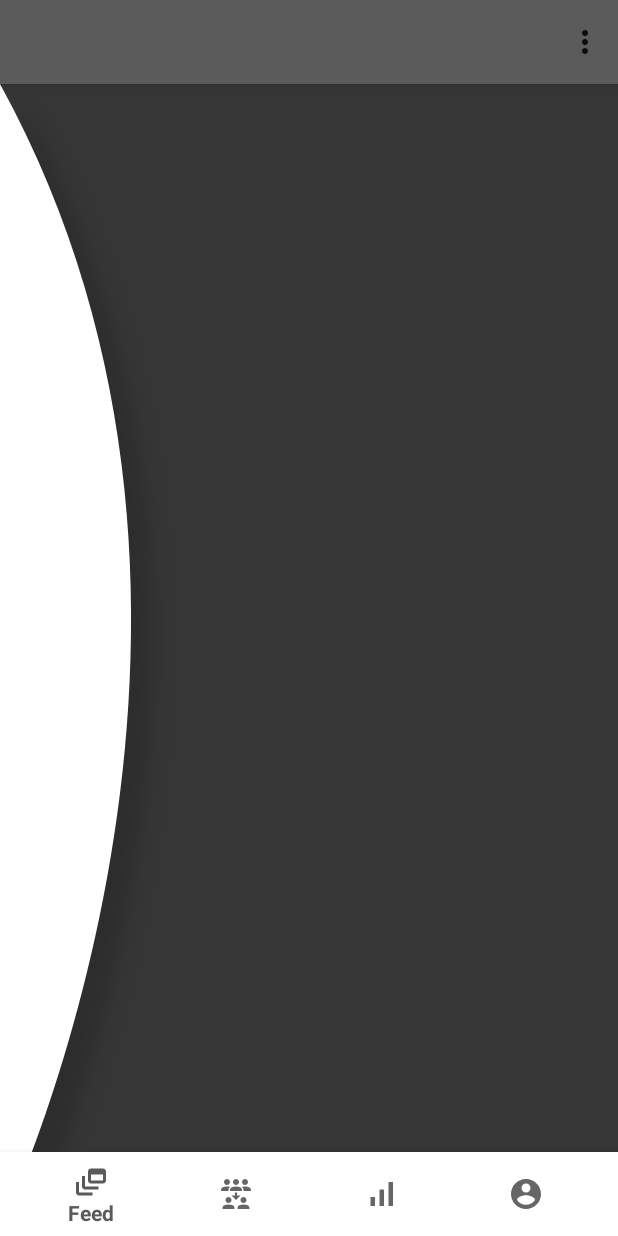
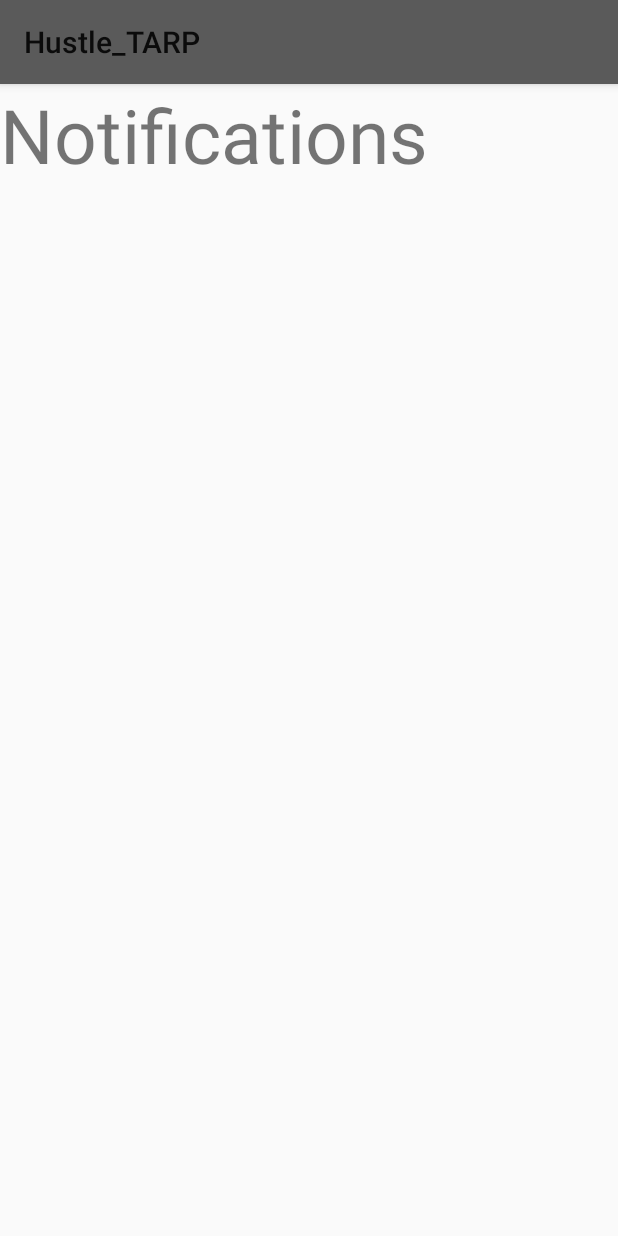
Before and after one commit to Tech-Elites/hustle_tarp, an Android app: the employeeLandingPage screen opened directly, with no data from a screen before it, in the options menu, after a tap on "Notifications", on a phone screen of 412 x 824 dp. Run offline under Robolectric (Android 15) with nearby library versions, the light colour scheme and no system bars; our stand-ins replace Firebase (no records; nobody signed in at launch, a user with empty details on screens opened directly), navigation-ui.

Commit message:
added_the_notifications_and_deletion of issues

```diff
--- /dev/null
+++ b/app/src/main/java/com/example/hustle_tarp/ShowNotifications.java
@@ -0,0 +1,100 @@
+package com.example.hustle_tarp;
+
+import androidx.annotation.NonNull;
+import androidx.appcompat.app.AppCompatActivity;
+
+import android.app.AlertDialog;
+import android.content.DialogInterface;
+import android.content.Intent;
+import android.os.Bundle;
+import android.view.View;
+import android.widget.AdapterView;
+import android.widget.ArrayAdapter;
+import android.widget.ListView;
+import android.widget.Toast;
+
+import com.google.android.gms.tasks.OnCompleteListener;
+import com.google.android.gms.tasks.Task;
+import com.google.firebase.auth.FirebaseAuth;
+import com.google.firebase.database.DataSnapshot;
+import com.google.firebase.database.DatabaseError;
+import com.google.firebase.database.FirebaseDatabase;
+import com.google.firebase.database.ValueEventListener;
+
+import java.util.ArrayList;
+
+public class ShowNotifications extends AppCompatActivity {
+
+    ListView listViewNotifications;
+    ArrayList<String> notifications=new ArrayList<>();
+    ArrayList<String> keys=new ArrayList<>();
+    String user_id;
+    ArrayAdapter ad;
+    @Override
+    protected void onCreate(Bundle savedInstanceState) {
+        super.onCreate(savedInstanceState);
+        setContentView(R.layout.activity_show_notifications);
+
+        listViewNotifications=findViewById(R.id.listView_notifications_emp);
+
+        user_id= FirebaseAuth.getInstance().getCurrentUser().getUid();
+        FirebaseDatabase.getInstance().getReference().child("Team Alpha").child("Notifications").addListenerForSingleValueEvent(new ValueEventListener() {
+            @Override
+            public void onDataChange(@NonNull DataSnapshot snapshot) {
+                for(DataSnapshot snapshot1:snapshot.getChildren())
+                {
+
+                    notifications n=snapshot1.getValue(notifications.class);
+                    //Toast.makeText(ShowNotifications.this, ""+n.getMessage(), Toast.LENGTH_SHORT).show();
+                    if(n.getUser_id().equals(user_id))
+                    {
+                        notifications.add(n.getMessage());
+                        keys.add(snapshot1.getKey());
+                        Toast.makeText(ShowNotifications.this, ""+snapshot1.getKey(), Toast.LENGTH_SHORT).show();
+                    }
+                }
+                ad=new ArrayAdapter(ShowNotifications.this,R.layout.notifications_custom_adaptor_layout_file,notifications);
+                listViewNotifications.setAdapter(ad);
+                listViewNotifications.setOnItemLongClickListener(new AdapterView.OnItemLongClickListener() {
+                    @Override
+                    public boolean onItemLongClick(AdapterView<?> adapterView, View view, int i, long l) {
+                        new AlertDialog.Builder(ShowNotifications.this)
+                                .setIcon(android.R.drawable.ic_dialog_alert)
+                                .setTitle("Are you sure?")
+                                .setMessage("Delete this Notification?")
+                                .setPositiveButton("Yes", new DialogInterface.OnClickListener() {
+                                    @Override
+                                    public void onClick(DialogInterface dialogInterface, int pos) {
+                                        //Toast.makeText(ShowNotifications.this, ""+i+" "+notifications.size(), Toast.LENGTH_SHORT).show();
+                                        deleteItem(i);
+                                    }
+                                })
+                                .show();
+
+                        return true;
+                    }
+                });
+            }
+
+            @Override
+            public void onCancelled(@NonNull DatabaseError error) {
+
+            }
+        });
+    }
+    void deleteItem(int pos)
+    {
+        notifications.remove(pos);
+        String key=keys.get(pos);
+        FirebaseDatabase.getInstance().getReference().child("Team Alpha").child("Notifications").child(key).removeValue().addOnCompleteListener(new OnCompleteListener<Void>() {
+            @Override
+            public void onComplete(@NonNull Task<Void> task) {
+                if(task.isSuccessful())
+                {
+                    finish();
+                    startActivity(new Intent(getApplicationContext(),ShowNotifications.class));
+                }
+            }
+        });
+    }
+}
--- a/app/src/main/java/com/example/hustle_tarp/employeeLandingPage.java
+++ b/app/src/main/java/com/example/hustle_tarp/employeeLandingPage.java
@@ -45,7 +45,7 @@ public class employeeLandingPage extends AppCompatActivity {
     }
     void showNotifications()
     {
-        Toast.makeText(this, "NotificationsShowed", Toast.LENGTH_SHORT).show();
+        startActivity(new Intent(this,ShowNotifications.class));
     }
     @Override
     protected void onCreate(Bundle savedInstanceState) {
--- /dev/null
+++ b/app/src/main/res/layout/activity_show_notifications.xml
@@ -0,0 +1,26 @@
+<?xml version="1.0" encoding="utf-8"?>
+<androidx.constraintlayout.widget.ConstraintLayout xmlns:android="http://schemas.android.com/apk/res/android"
+    xmlns:app="http://schemas.android.com/apk/res-auto"
+    xmlns:tools="http://schemas.android.com/tools"
+    android:layout_width="match_parent"
+    android:layout_height="match_parent"
+    tools:context=".ShowNotifications">
+
+    <LinearLayout
+        android:layout_width="match_parent"
+        android:layout_height="match_parent"
+        android:orientation="vertical">
+
+        <TextView
+            android:id="@+id/textView11"
+            android:layout_width="match_parent"
+            android:layout_height="wrap_content"
+            android:textSize="50dp"
+            android:text="Notifications" />
+
+        <ListView
+            android:layout_width="match_parent"
+            android:layout_height="match_parent"
+            android:id="@+id/listView_notifications_emp"/>
+    </LinearLayout>
+</androidx.constraintlayout.widget.ConstraintLayout>
```
Also changed, not shown: app/src/main/AndroidManifest.xml (+4 -7 lines), app/src/main/res/layout/notifications_custom_adaptor_layout_file.xml (added, +11 -0 lines).
